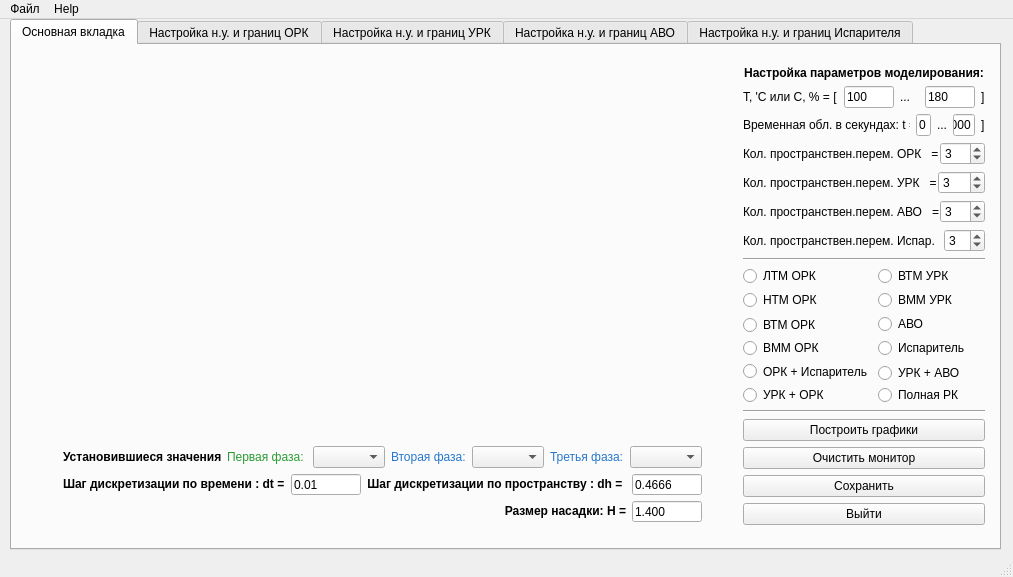
Qt form mainwindow.ui (Rivares/5part) before a commit.
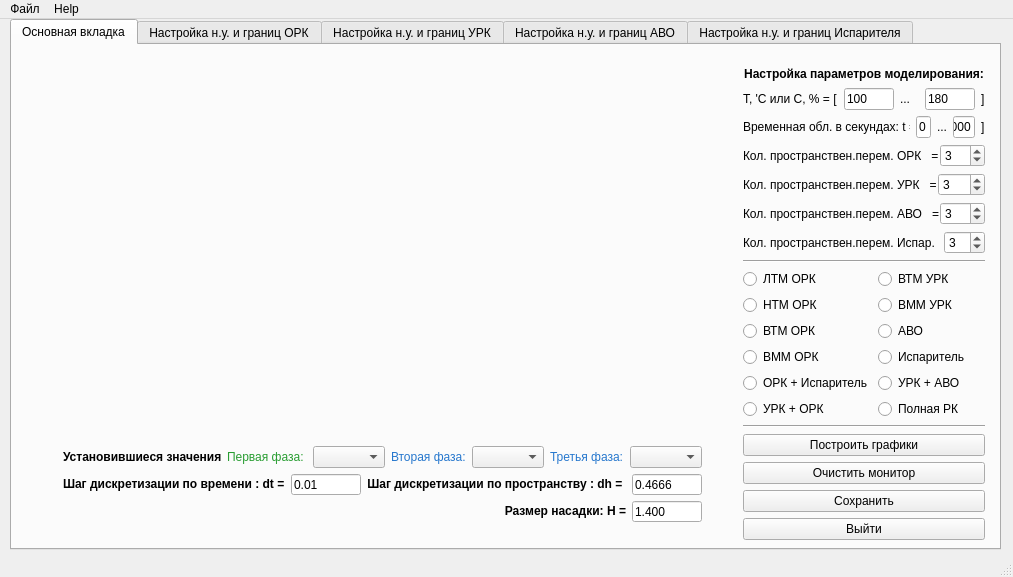
The same form after that commit. Custom widgets are drawn as their Qt base class.

```diff
--- a/mainwindow.ui
+++ b/mainwindow.ui
@@ -60,7 +60,7 @@
         <x>720</x>
         <y>10</y>
         <width>264</width>
-        <height>481</height>
+        <height>496</height>
        </rect>
       </property>
       <layout class="QVBoxLayout" name="verticalLayout_4">
```
